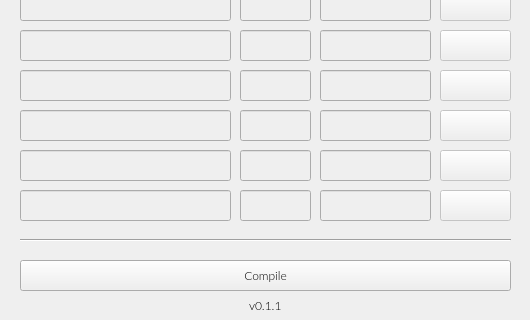
The window that gui.ui (Gerb-24/Element-Detailer) describes before a commit, drawn with Qt 5; both pictures show x 0 to 530 and y 460 to 780 of the 530 by 780 pixel window.
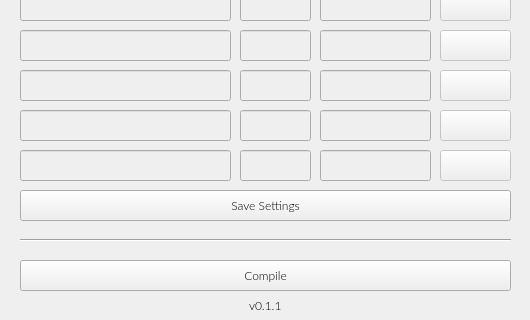
The same window after the commit. Icons and pictures are not drawn.

Commit message: added settings.json

Patch:
```diff
--- a/gui.ui
+++ b/gui.ui
@@ -977,79 +977,6 @@
     <bool>true</bool>
    </property>
   </widget>
-  <widget class="QLineEdit" name="prototypeLe_8">
-   <property name="enabled">
-    <bool>false</bool>
-   </property>
-   <property name="geometry">
-    <rect>
-     <x>20</x>
-     <y>650</y>
-     <width>211</width>
-     <height>31</height>
-    </rect>
-   </property>
-   <property name="font">
-    <font>
-     <family>Lato Light</family>
-     <pointsize>9</pointsize>
-    </font>
-   </property>
-   <property name="alignment">
-    <set>Qt::AlignCenter</set>
-   </property>
-   <property name="readOnly">
-    <bool>true</bool>
-   </property>
-  </widget>
-  <widget class="QPushButton" name="removeBtn_8">
-   <property name="enabled">
-    <bool>false</bool>
-   </property>
-   <property name="geometry">
-    <rect>
-     <x>440</x>
-     <y>650</y>
-     <width>71</width>
-     <height>31</height>
-    </rect>
-   </property>
-   <property name="font">
-    <font>
-     <family>Lato Light</family>
-     <pointsize>9</pointsize>
-     <kerning>true</kerning>
-    </font>
-   </property>
-   <property name="text">
-    <string/>
-   </property>
-  </widget>
-  <widget class="QLineEdit" name="textureLe_8">
-   <property name="enabled">
-    <bool>false</bool>
-   </property>
-   <property name="geometry">
-    <rect>
-     <x>320</x>
-     <y>650</y>
-     <width>111</width>
-     <height>31</height>
-    </rect>
-   </property>
-   <property name="font">
-    <font>
-     <family>Lato Light</family>
-     <pointsize>9</pointsize>
-    </font>
-   </property>
-   <property name="alignment">
-    <set>Qt::AlignCenter</set>
-   </property>
-   <property name="readOnly">
-    <bool>true</bool>
-   </property>
-  </widget>
   <widget class="QLineEdit" name="methodLe_1">
    <property name="enabled">
     <bool>false</bool>
@@ -1225,15 +1152,12 @@
     <bool>true</bool>
    </property>
   </widget>
-  <widget class="QLineEdit" name="methodLe_8">
-   <property name="enabled">
-    <bool>false</bool>
-   </property>
+  <widget class="QPushButton" name="settingsBtn">
    <property name="geometry">
     <rect>
-     <x>240</x>
+     <x>20</x>
      <y>650</y>
-     <width>71</width>
+     <width>491</width>
      <height>31</height>
     </rect>
    </property>
@@ -1241,13 +1165,11 @@
     <font>
      <family>Lato Light</family>
      <pointsize>9</pointsize>
+     <kerning>true</kerning>
     </font>
    </property>
-   <property name="alignment">
-    <set>Qt::AlignCenter</set>
-   </property>
-   <property name="readOnly">
-    <bool>true</bool>
+   <property name="text">
+    <string>Save Settings</string>
    </property>
   </widget>
  </widget>
```
The commit also changes 5 other files.
